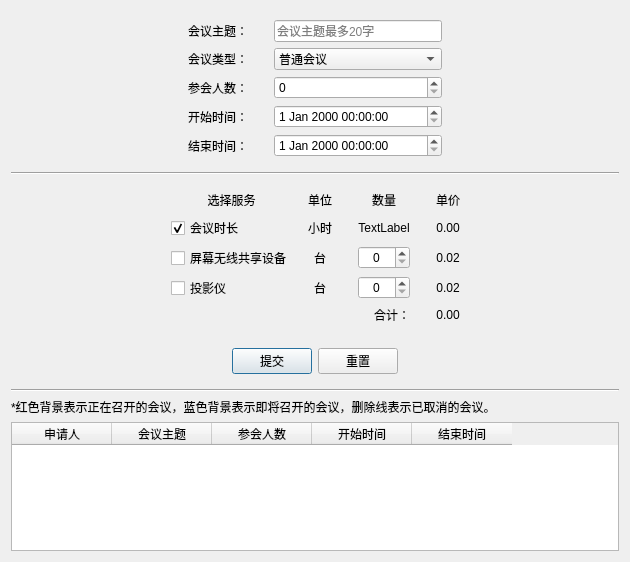
ktercy/HuiXunCloud, file bookmeet.ui: the form before one commit.
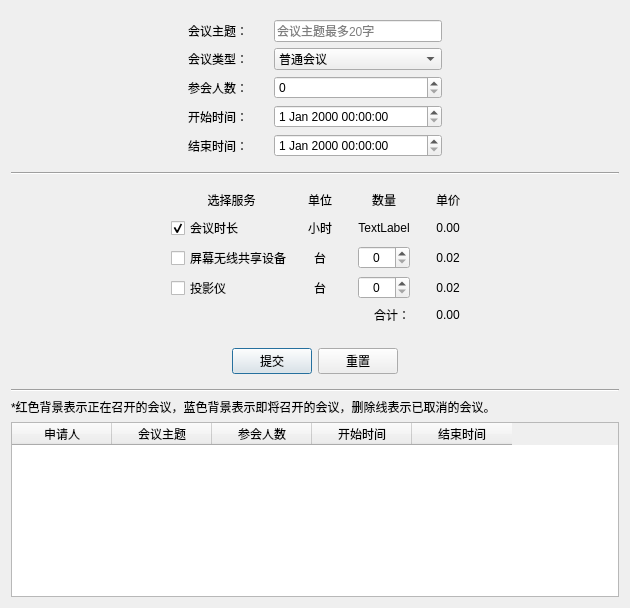
The form after the commit.

Commit message: 添加功能:显示正在召开、将要召开、已取消的会议

The edit to the form file:
```diff
--- a/bookmeet.ui
+++ b/bookmeet.ui
@@ -7,7 +7,7 @@
     <x>0</x>
     <y>0</y>
     <width>630</width>
-    <height>562</height>
+    <height>608</height>
    </rect>
   </property>
   <property name="windowTitle">
```
Left out of the diff: 3 changed lines with no effect on the pictures. The commit also changes 1 other file.
